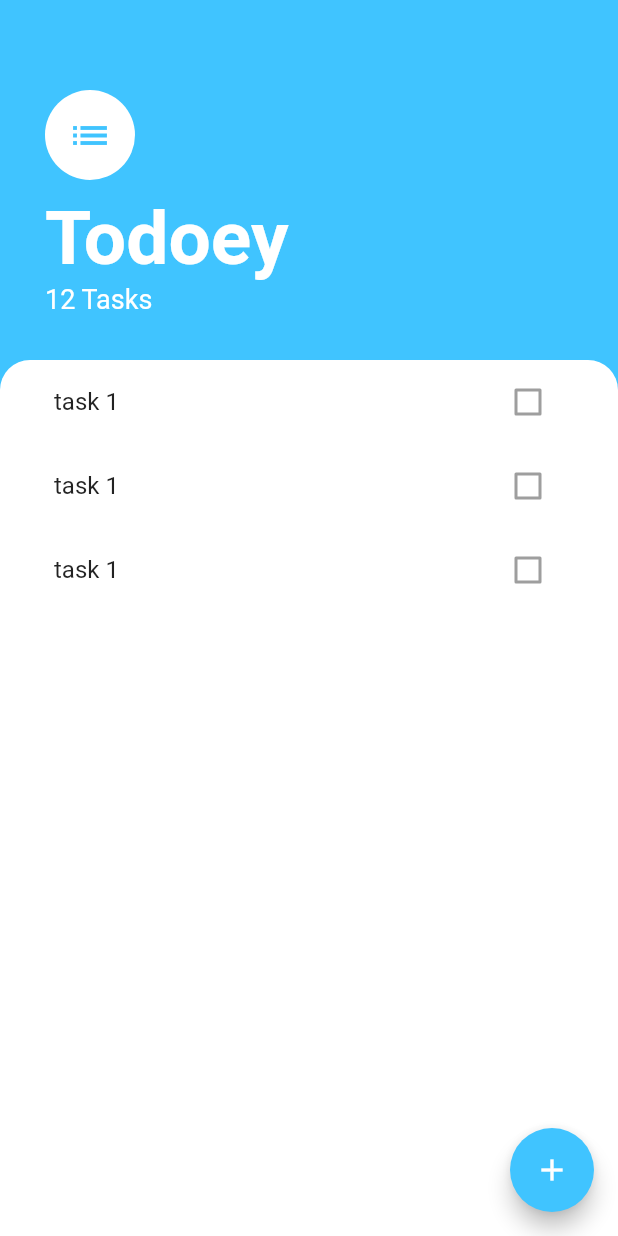
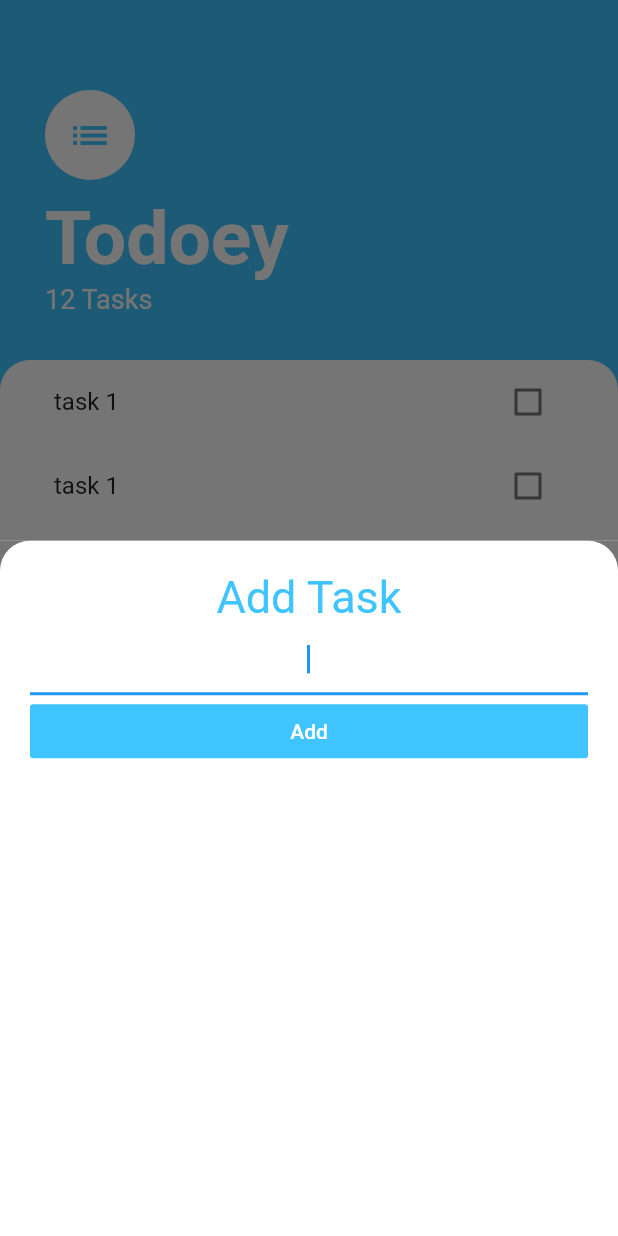
Before and after one commit to Robert-OP/todoey, a Flutter app: the screen it shows after launch, after a tap on the "add" icon, on a phone screen of 412 x 824 dp. Run offline on Flutter 3.47's test engine with Material 2 defaults, Android fonts, the phone set to English and light mode, and no system bars.

Commit message:
add_task_screen and checkbox callback function

```diff
--- /dev/null
+++ b/lib/screens/add_task_screen.dart
@@ -0,0 +1,47 @@
+import 'package:flutter/material.dart';
+
+class AddTaskScreen extends StatelessWidget {
+  @override
+  Widget build(BuildContext context) {
+    return Container(
+      color: Color(0xff757575),
+      child: Container(
+        padding: EdgeInsets.all(20.0),
+        decoration: BoxDecoration(
+          color: Colors.white,
+          borderRadius: BorderRadius.only(
+            topLeft: Radius.circular(20.0),
+            topRight: Radius.circular(20.0),
+          ),
+        ),
+        child: Column(
+          crossAxisAlignment: CrossAxisAlignment.stretch,
+          children: <Widget>[
+            Text(
+              'Add Task',
+              textAlign: TextAlign.center,
+              style: TextStyle(
+                color: Colors.lightBlueAccent,
+                fontSize: 30.0,
+              ),
+            ),
+            TextField(
+              autofocus: true,
+              textAlign: TextAlign.center,
+            ),
+            FlatButton(
+              child: Text(
+                'Add',
+                style: TextStyle(
+                  color: Colors.white,
+                ),
+              ),
+              color: Colors.lightBlueAccent,
+              onPressed: () {},
+            ),
+          ],
+        ),
+      ),
+    );
+  }
+}
--- a/lib/screens/tasks_screen.dart
+++ b/lib/screens/tasks_screen.dart
@@ -1,4 +1,5 @@
 import 'package:flutter/material.dart';
+import 'package:todoey_flutter/screens/add_task_screen.dart';
 import 'package:todoey_flutter/widgets/tasks_list.dart';
 
 class TasksScreen extends StatelessWidget {
@@ -9,7 +10,12 @@ class TasksScreen extends StatelessWidget {
       floatingActionButton: FloatingActionButton(
         backgroundColor: Colors.lightBlueAccent,
         child: Icon(Icons.add),
-        onPressed: () {},
+        onPressed: () {
+          showModalBottomSheet(
+            context: context,
+            builder: (context) => AddTaskScreen(),
+          );
+        },
       ),
       body: Column(
         crossAxisAlignment: CrossAxisAlignment.start,
--- a/lib/widgets/task_tile.dart
+++ b/lib/widgets/task_tile.dart
@@ -1,11 +1,44 @@
 import 'package:flutter/material.dart';
 
-class TaskTile extends StatelessWidget {
+class TaskTile extends StatefulWidget {
+  @override
+  _TaskTileState createState() => _TaskTileState();
+}
+
+class _TaskTileState extends State<TaskTile> {
+  bool isChecked = false;
+
   @override
   Widget build(BuildContext context) {
     return ListTile(
-      title: Text('task 1'),
-      trailing: Checkbox(value: false),
+      title: Text(
+        'task 1',
+        style: TextStyle(
+          decoration: isChecked ? TextDecoration.lineThrough : null,
+        ),
+      ),
+      trailing: TaskCheckbox(
+          checkboxState: isChecked,
+          toggleCheckboxState: (bool checkboxState) {
+            setState(() {
+              isChecked = checkboxState;
+            });
+          }),
     );
   }
 }
+
+class TaskCheckbox extends StatelessWidget {
+  TaskCheckbox({this.checkboxState, this.toggleCheckboxState});
+  final bool checkboxState;
+  final Function toggleCheckboxState;
+
+  @override
+  Widget build(BuildContext context) {
+    return Checkbox(
+      value: checkboxState,
+      activeColor: Colors.lightBlueAccent,
+      onChanged: toggleCheckboxState,
+    );
+  }
+}
```
